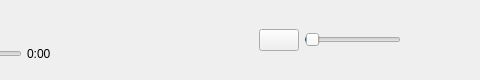
Old version of the form src/frontend/controls.ui in the repository MilanJzo/eda-mp3; both pictures show x 959 to 1439 and y 0 to 80 of the 1439 by 80 pixel window.
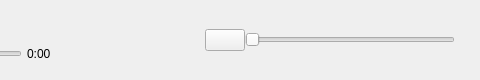
New version of the form. Icons and pictures are not drawn.

Commit message: adjusted volumeSlider start and steps

Patch:
```diff
--- a/src/frontend/controls.ui
+++ b/src/frontend/controls.ui
@@ -354,13 +354,13 @@
           <widget class="QWidget" name="horizontalWidget" native="true">
            <property name="minimumSize">
             <size>
-             <width>160</width>
+             <width>250</width>
              <height>0</height>
             </size>
            </property>
            <property name="maximumSize">
             <size>
-             <width>160</width>
+             <width>250</width>
              <height>16777215</height>
             </size>
            </property>
@@ -369,10 +369,28 @@
            </property>
            <layout class="QHBoxLayout" name="horizontalLayout">
             <property name="spacing">
-             <number>5</number>
+             <number>0</number>
+            </property>
+            <property name="leftMargin">
+             <number>0</number>
+            </property>
+            <property name="topMargin">
+             <number>0</number>
+            </property>
+            <property name="rightMargin">
+             <number>0</number>
+            </property>
+            <property name="bottomMargin">
+             <number>0</number>
             </property>
             <item>
              <widget class="QPushButton" name="volumeButton">
+              <property name="sizePolicy">
+               <sizepolicy hsizetype="Fixed" vsizetype="Fixed">
+                <horstretch>0</horstretch>
+                <verstretch>0</verstretch>
+               </sizepolicy>
+              </property>
               <property name="text">
                <string/>
               </property>
@@ -386,7 +404,7 @@
              <widget class="QSlider" name="volumeSlider">
               <property name="maximumSize">
                <size>
-                <width>125</width>
+                <width>16777215</width>
                 <height>16777215</height>
                </size>
               </property>
@@ -394,13 +412,19 @@
                <string notr="true"/>
               </property>
               <property name="maximum">
-               <number>100</number>
+               <number>1000</number>
+              </property>
+              <property name="singleStep">
+               <number>1</number>
+              </property>
+              <property name="pageStep">
+               <number>1</number>
               </property>
               <property name="value">
-               <number>1</number>
+               <number>0</number>
               </property>
               <property name="sliderPosition">
-               <number>1</number>
+               <number>0</number>
               </property>
               <property name="orientation">
                <enum>Qt::Orientation::Horizontal</enum>
```
The commit also changes 2 other files.
